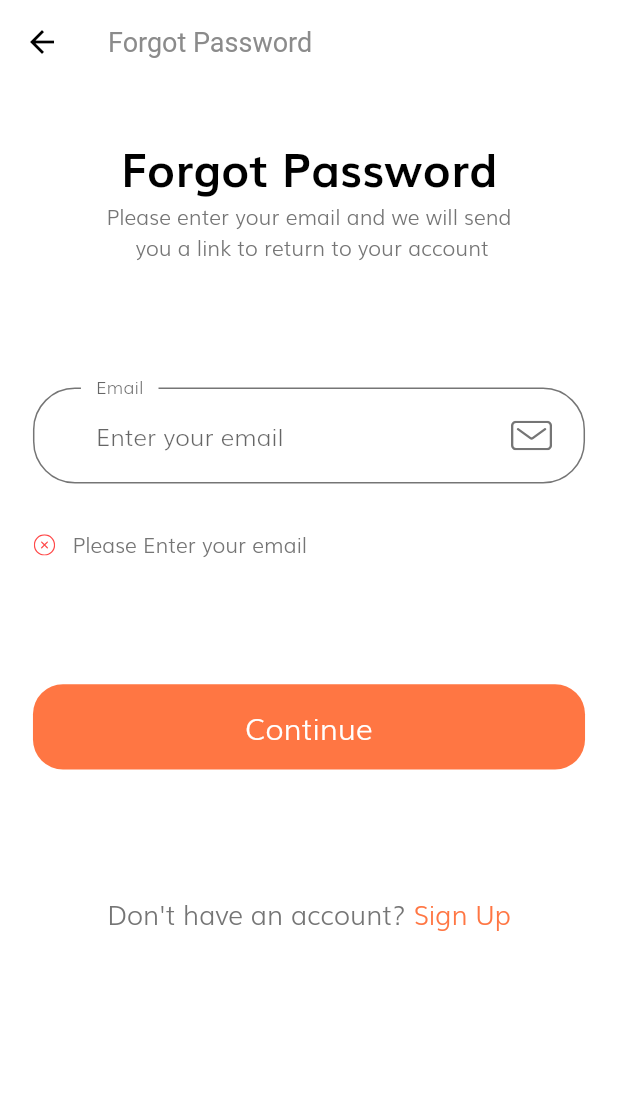
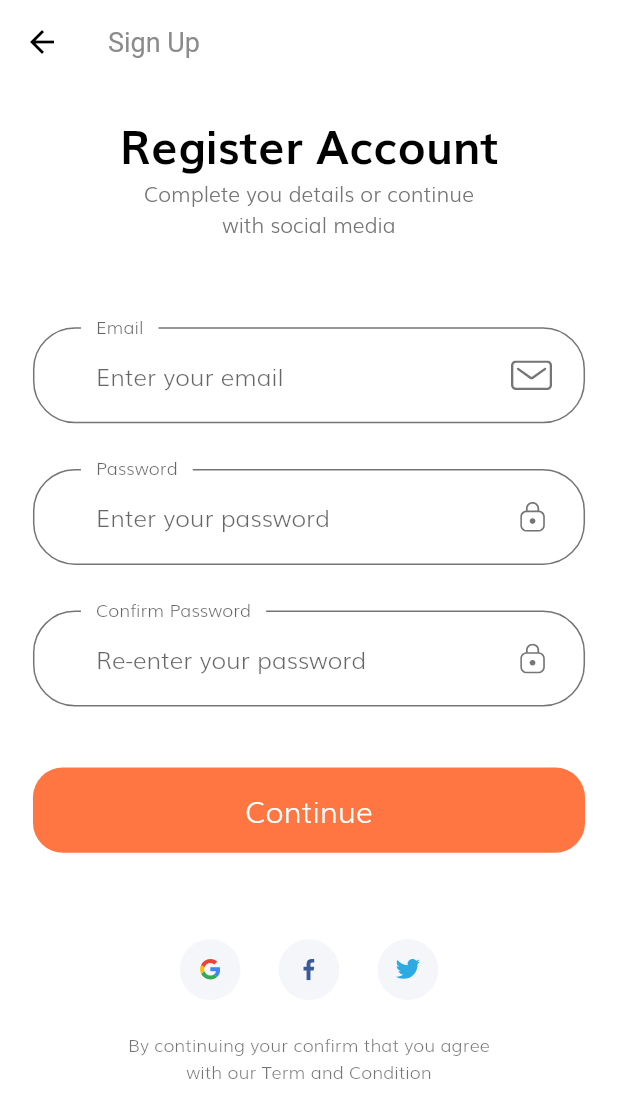
Before and after one commit to jackycsl/ecommerce_app, a Flutter app: the ForgotPasswordScreen screen opened by its route, after a tap on "Continue", after a tap on "Sign Up", on a phone screen of 412 x 824 dp. Shown: the top 1118 px of the screen. Run offline on Flutter 3.47's test engine with Material 2 defaults, Android fonts, the phone set to English and light mode, and no system bars; our stand-ins replace flutter_svg.

Commit message:
build sign up screen

```diff
--- a/lib/components/no_account_text.dart
+++ b/lib/components/no_account_text.dart
@@ -1,3 +1,4 @@
+import 'package:ecommerce_app/screens/sign_up/sign_up_screen.dart';
 import 'package:flutter/material.dart';
 
 import '../constants.dart';
@@ -18,7 +19,9 @@ class NoAccountText extends StatelessWidget {
           style: TextStyle(fontSize: getProportionateScreenWidth(16)),
         ),
         GestureDetector(
-          onTap: () {},
+          onTap: () {
+            Navigator.pushNamed(context, SignUpScreen.routeName);
+          },
           child: Text(
             "Sign Up",
             style: TextStyle(
--- a/lib/screens/sign_in/components/social_card.dart
+++ b/lib/components/social_card.dart
@@ -1,7 +1,7 @@
 import 'package:flutter/material.dart';
 import 'package:flutter_svg/svg.dart';
 
-import '../../../size_config.dart';
+import '../size_config.dart';
 
 class SocialCard extends StatelessWidget {
   const SocialCard({
--- a/lib/constants.dart
+++ b/lib/constants.dart
@@ -1,3 +1,4 @@
+import 'package:ecommerce_app/size_config.dart';
 import 'package:flutter/material.dart';
 
 const kPrimaryColor = Color(0xFFFF7643);
@@ -12,6 +13,12 @@ const kTextColor = Color(0xFF757575);
 
 const kAnimationDuration = Duration(milliseconds: 200);
 
+final headingStyle = TextStyle(
+    fontSize: getProportionateScreenWidth(28),
+    fontWeight: FontWeight.bold,
+    color: Colors.black,
+    height: 1.5);
+
 // Form Error
 final RegExp emailValidatorRegExp =
     RegExp(r"^[a-zA-Z0-9.]+@[a-zA-Z0-9]+\.[a-zA-Z]+");
--- a/lib/routes.dart
+++ b/lib/routes.dart
@@ -1,6 +1,7 @@
 import 'package:ecommerce_app/screens/forgot_password/forgot_password_screen.dart';
 import 'package:ecommerce_app/screens/login_success/login_success_screen.dart';
 import 'package:ecommerce_app/screens/sign_in/sign_in_screen.dart';
+import 'package:ecommerce_app/screens/sign_up/sign_up_screen.dart';
 import 'package:flutter/widgets.dart';
 import 'package:ecommerce_app/screens/splash/splash_screen.dart';
 
@@ -9,4 +10,5 @@ final Map<String, WidgetBuilder> routes = {
   SignInScreen.routeName: (context) => SignInScreen(),
   ForgotPasswordScreen.routeName: (context) => ForgotPasswordScreen(),
   LoginSuccessScreen.routeName: (context) => LoginSuccessScreen(),
+  SignUpScreen.routeName: (context) => SignUpScreen(),
 };
--- a/lib/screens/sign_in/components/body.dart
+++ b/lib/screens/sign_in/components/body.dart
@@ -1,6 +1,6 @@
 import 'package:ecommerce_app/components/no_account_text.dart';
 import 'package:ecommerce_app/screens/sign_in/components/sign_form.dart';
-import 'package:ecommerce_app/screens/sign_in/components/social_card.dart';
+import 'package:ecommerce_app/components/social_card.dart';
 import 'package:ecommerce_app/size_config.dart';
 import 'package:flutter/material.dart';
 
--- /dev/null
+++ b/lib/screens/sign_up/components/body.dart
@@ -0,0 +1,59 @@
+import 'package:ecommerce_app/constants.dart';
+import 'package:ecommerce_app/components/social_card.dart';
+import 'package:ecommerce_app/size_config.dart';
+import 'package:flutter/material.dart';
+import 'sign_up_form.dart';
+
+class Body extends StatelessWidget {
+  @override
+  Widget build(BuildContext context) {
+    return SizedBox(
+      width: double.infinity,
+      child: Padding(
+        padding:
+            EdgeInsets.symmetric(horizontal: getProportionateScreenWidth(20)),
+        child: SingleChildScrollView(
+          child: Column(
+            children: [
+              SizedBox(height: SizeConfig.screenHeight * 0.02),
+              Text(
+                "Register Account",
+                style: headingStyle,
+              ),
+              Text(
+                "Complete you details or continue \nwith social media",
+                textAlign: TextAlign.center,
+              ),
+              SizedBox(height: SizeConfig.screenHeight * 0.07),
+              SignUpForm(),
+              SizedBox(height: SizeConfig.screenHeight * 0.07),
+              Row(
+                mainAxisAlignment: MainAxisAlignment.center,
+                children: [
+                  SocialCard(
+                    icon: "assets/icons/google-icon.svg",
+                    press: () {},
+                  ),
+                  SocialCard(
+                    icon: "assets/icons/facebook-2.svg",
+                    press: () {},
+                  ),
+                  SocialCard(
+                    icon: "assets/icons/twitter.svg",
+                    press: () {},
+                  ),
+                ],
+              ),
+              SizedBox(height: getProportionateScreenHeight(20)),
+              Text(
+                'By continuing your confirm that you agree \nwith our Term and Condition',
+                textAlign: TextAlign.center,
+                style: Theme.of(context).textTheme.caption,
+              )
+            ],
+          ),
+        ),
+      ),
+    );
+  }
+}
--- /dev/null
+++ b/lib/screens/sign_up/components/sign_up_form.dart
@@ -0,0 +1,158 @@
+import 'package:flutter/material.dart';
+import 'package:ecommerce_app/components/custom_svg_icon.dart';
+import 'package:ecommerce_app/components/default_button.dart';
+import 'package:ecommerce_app/components/form_error.dart';
+import 'package:ecommerce_app/constants.dart';
+import 'package:ecommerce_app/size_config.dart';
+
+class SignUpForm extends StatefulWidget {
+  @override
+  _SignUpFormState createState() => _SignUpFormState();
+}
+
+class _SignUpFormState extends State<SignUpForm> {
+  final _formKey = GlobalKey<FormState>();
+  String email;
+  String password;
+  String conform_password;
+  final List<String> errors = [];
+
+  void addError({String error}) {
+    if (!errors.contains(error))
+      setState(() {
+        errors.add(error);
+      });
+  }
+
+  void removeError({String error}) {
+    if (errors.contains(error))
+      setState(() {
+        errors.remove(error);
+      });
+  }
+
+  @override
+  Widget build(BuildContext context) {
+    return Form(
+      key: _formKey,
+      child: Column(
+        children: [
+          buildEmailFormField(),
+          SizedBox(height: getProportionateScreenHeight(30)),
+          buildPasswordFormField(),
+          SizedBox(height: getProportionateScreenHeight(30)),
+          buildConformPasswordFormField(),
+          FormError(errors: errors),
+          SizedBox(height: getProportionateScreenHeight(40)),
+          DefaultButton(
+            text: "Continue",
+            press: () {
+              if (_formKey.currentState.validate()) {}
+            },
+          )
+        ],
+      ),
+    );
+  }
+
+  TextFormField buildConformPasswordFormField() {
+    return TextFormField(
+      obscureText: true,
+      onSaved: (newValue) => conform_password = newValue,
+      onChanged: (value) {
+        if (value.isNotEmpty) {
+          removeError(error: kPassNullError);
+        } else if (value.isNotEmpty && password == conform_password) {
+          removeError(error: kMatchPassError);
+        }
+        conform_password = value;
+        return null;
+      },
+      validator: (value) {
+        if (value.isEmpty) {
+          addError(error: kPassNullError);
+          return "";
+        } else if (password != value) {
+          addError(error: kMatchPassError);
+          return "";
+        }
+        return null;
+      },
+      decoration: InputDecoration(
+        floatingLabelBehavior: FloatingLabelBehavior.always,
+        labelText: "Confirm Password",
+        hintText: "Re-enter your password",
+        suffixIcon: CustomSvgIcon(
+          svgIcon: "assets/icons/Lock.svg",
+        ),
+      ),
+    );
+  }
+
+  TextFormField buildPasswordFormField() {
+    return TextFormField(
+      obscureText: true,
+      onSaved: (newValue) => password = newValue,
+      onChanged: (value) {
+        if (value.isNotEmpty) {
+          removeError(error: kPassNullError);
+        } else if (value.length >= 8) {
+          removeError(error: kShortPassError);
+        }
+        password = value;
+        return null;
+      },
+      validator: (value) {
+        if (value.isEmpty) {
+          addError(error: kPassNullError);
+          return "";
+        } else if (value.length < 8) {
+          addError(error: kShortPassError);
+          return "";
+        }
+        return null;
+      },
+      decoration: InputDecoration(
+        floatingLabelBehavior: FloatingLabelBehavior.always,
+        labelText: "Password",
+        hintText: "Enter your password",
+        suffixIcon: CustomSvgIcon(
+          svgIcon: "assets/icons/Lock.svg",
+        ),
+      ),
+    );
+  }
+
+  TextFormField buildEmailFormField() {
+    return TextFormField(
+      keyboardType: TextInputType.emailAddress,
+      onSaved: (newValue) => email = newValue,
+      onChanged: (value) {
+        if (value.isNotEmpty) {
+          removeError(error: kEmailNullError);
+        } else if (emailValidatorRegExp.hasMatch(value)) {
+          removeError(error: kInvalidEmailError);
+        }
+        return null;
+      },
+      validator: (value) {
+        if (value.isEmpty) {
+          addError(error: kEmailNullError);
+          return "";
+        } else if (!emailValidatorRegExp.hasMatch(value)) {
+          addError(error: kInvalidEmailError);
+          return "";
+        }
+        return null;
+      },
+      decoration: InputDecoration(
+        floatingLabelBehavior: FloatingLabelBehavior.always,
+        labelText: "Email",
+        hintText: "Enter your email",
+        suffixIcon: CustomSvgIcon(
+          svgIcon: "assets/icons/Mail.svg",
+        ),
+      ),
+    );
+  }
+}
--- /dev/null
+++ b/lib/screens/sign_up/sign_up_screen.dart
@@ -0,0 +1,15 @@
+import 'package:flutter/material.dart';
+import 'components/body.dart';
+
+class SignUpScreen extends StatelessWidget {
+  static String routeName = "/sign_up";
+  @override
+  Widget build(BuildContext context) {
+    return Scaffold(
+      appBar: AppBar(
+        title: Text("Sign Up"),
+      ),
+      body: Body(),
+    );
+  }
+}
```
